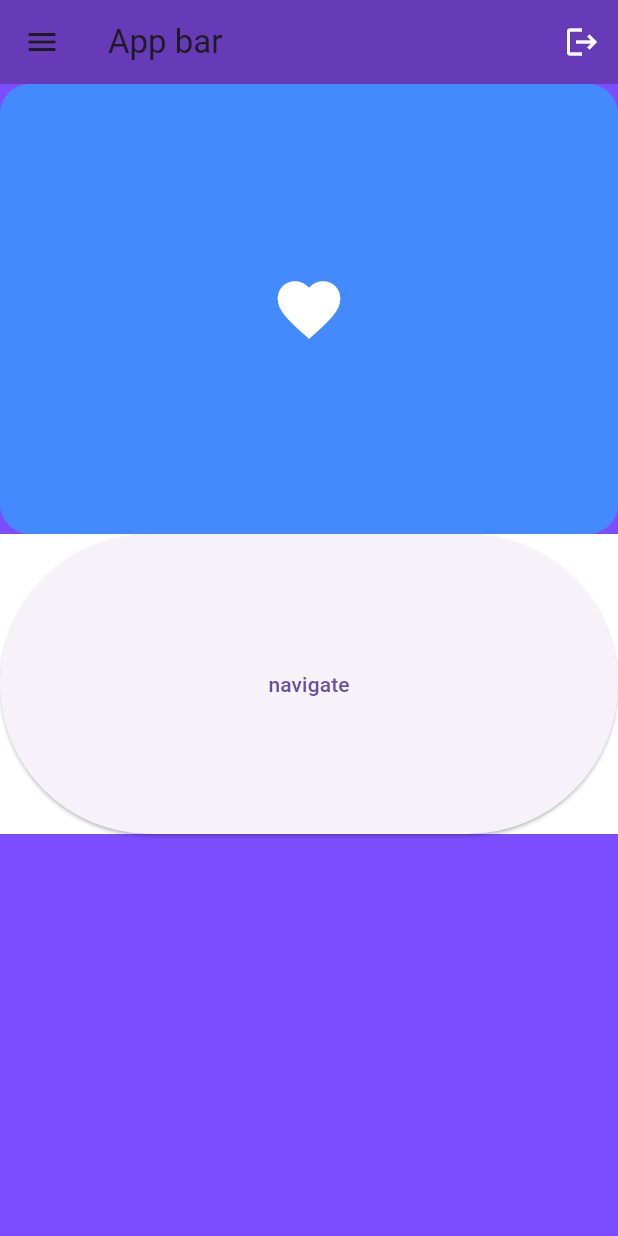
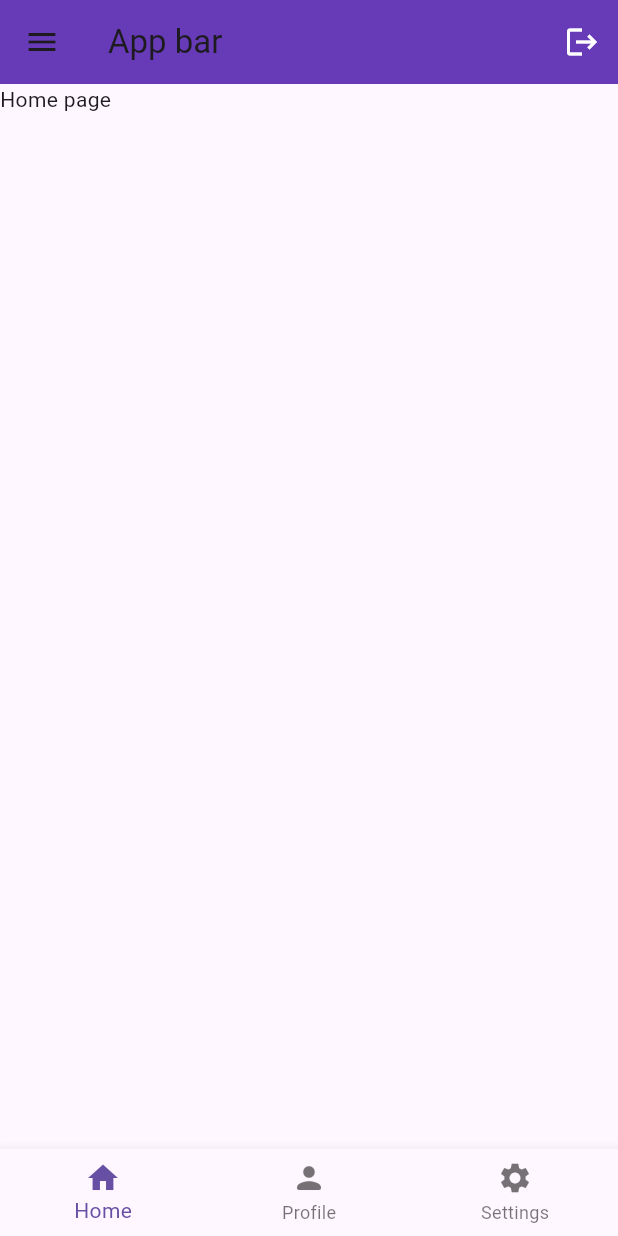
Before and after one commit to devhmac/flutter_masterclass, a Flutter app: the screen it shows after launch, on a phone screen of 412 x 824 dp. Run offline on Flutter 3.47's test engine with Material 3 defaults, Android fonts, the phone set to English and light mode, and no system bars.

```diff
--- a/first_proj/lib/main.dart
+++ b/first_proj/lib/main.dart
@@ -15,7 +15,10 @@ class MyApp extends StatelessWidget {
     List names = ['Devin', "ben", 'Aaron'];
     return MaterialApp(
       home: FirstPage(),
-      routes: {'/secondpage': (context) => PageTwo()},
+      routes: {
+        '/home': (context) => FirstPage(),
+        '/settings': (context) => SettingsPage(),
+      },
     );
   }
 }
--- a/first_proj/lib/pages/first_page.dart
+++ b/first_proj/lib/pages/first_page.dart
@@ -1,12 +1,17 @@
+import 'package:first_proj/pages/home_page.dart';
 import 'package:first_proj/pages/page_two.dart';
+import 'package:first_proj/pages/profile_page.dart';
 import 'package:flutter/material.dart';
 
 class FirstPage extends StatelessWidget {
-  const FirstPage({super.key});
+  FirstPage({super.key});
   void userTapped() {
     print('Tapped!');
   }
 
+// pages
+  final List _pages = [HomePage(), SettingsPage(), ProfilePage()];
+  int _currentPageIndex = 0;
   @override
   Widget build(BuildContext context) {
     List names = ['Devin', "ben", 'Aaron'];
@@ -14,7 +19,7 @@ class FirstPage extends StatelessWidget {
     void navigatorFunc() {
       Navigator.push(
         context,
-        MaterialPageRoute(builder: (context) => PageTwo()),
+        MaterialPageRoute(builder: (context) => SettingsPage()),
       );
     }
 
@@ -31,47 +36,90 @@ class FirstPage extends StatelessWidget {
               ),
               // onPressed: navigatorFunc,
               onPressed: () {
-                Navigator.pushNamed(context, '/secondpage');
+                Navigator.pushNamed(context, '/settings');
               },
             )
           ]),
-      drawer: Drawer(),
-      body: Scaffold(
-        backgroundColor: Colors.deepPurpleAccent,
-        body: Center(
-          child: ListView(
+      drawer: Drawer(
+        backgroundColor: Colors.lightBlue,
+        child: Column(
           children: [
-              GestureDetector(
-                onTap: userTapped,
-                child: Container(
-                  height: 300,
-                  width: 300,
-                  decoration: BoxDecoration(
-                    borderRadius: BorderRadius.circular(20),
-                    color: Colors.blueAccent,
-                  ),
-                  padding: const EdgeInsets.all(25),
-                  // padding: EdgeInsets.symmetric(horizontal: 20, vertical: 40),
+            DrawerHeader(
               child: Icon(
                 Icons.favorite,
-                    color: Colors.white,
-                    size: 50,
+                size: 48,
               ),
             ),
+            ListTile(
+              leading: Icon(Icons.home),
+              title: Text("Home"),
+              onTap: () {
+                Navigator.pop(context);
+                Navigator.pushNamed(context, '/home');
+              },
             ),
-              Container(
-                child: ElevatedButton(
-                  onPressed: () {},
-                  child: Text('navigate'),
+            ListTile(
+              leading: Icon(Icons.settings),
+              title: Text("Settings"),
+              onTap: () {
+                Navigator.pop(context);
+                Navigator.pushNamed(context, '/settings');
+              },
             ),
-                height: 200,
-                width: 200,
-                color: Colors.white,
-              )
           ],
         ),
       ),
+      body: _pages[_currentPageIndex],
+      //  Scaffold(
+      //   backgroundColor: Colors.deepPurpleAccent,
+      //   body: Center(
+      //     child: ListView(
+      //       children: [
+      //         GestureDetector(
+      //           onTap: userTapped,
+      //           child: Container(
+      //             height: 300,
+      //             width: 300,
+      //             decoration: BoxDecoration(
+      //               borderRadius: BorderRadius.circular(20),
+      //               color: Colors.blueAccent,
+      //             ),
+      //             padding: const EdgeInsets.all(25),
+      //             // padding: EdgeInsets.symmetric(horizontal: 20, vertical: 40),
+      //             child: Icon(
+      //               Icons.favorite,
+      //               color: Colors.white,
+      //               size: 50,
+      //             ),
+      //           ),
+      //         ),
+      //         Container(
+      //           child: ElevatedButton(
+      //             onPressed: () {},
+      //             child: Text('navigate'),
+      //           ),
+      //           height: 200,
+      //           width: 200,
+      //           color: Colors.white,
+      //         )
+      //       ],
+      //     ),
+      //   ),
+      // ),
+      bottomNavigationBar: BottomNavigationBar(items: const [
+        BottomNavigationBarItem(
+          icon: Icon(Icons.home),
+          label: 'Home',
         ),
+        BottomNavigationBarItem(
+          icon: Icon(Icons.person_rounded),
+          label: 'Profile',
+        ),
+        BottomNavigationBarItem(
+          icon: Icon(Icons.settings),
+          label: 'Settings',
+        ),
+      ]),
     );
   }
 }
--- /dev/null
+++ b/first_proj/lib/pages/home_page.dart
@@ -0,0 +1,12 @@
+import 'package:flutter/material.dart';
+
+class HomePage extends StatelessWidget {
+  const HomePage({super.key});
+
+  @override
+  Widget build(BuildContext context) {
+    return const Scaffold(
+      body: Text('Home page'),
+    );
+  }
+}
--- a/first_proj/lib/pages/page_two.dart
+++ b/first_proj/lib/pages/page_two.dart
@@ -1,14 +1,15 @@
 import 'package:flutter/material.dart';
 
-class PageTwo extends StatelessWidget {
-  const PageTwo({super.key});
+class SettingsPage extends StatelessWidget {
+  const SettingsPage({super.key});
 
   @override
   Widget build(BuildContext context) {
     return Scaffold(
       appBar: AppBar(
-        title: Text('Page 2'),
+        title: Text('test'),
       ),
+      body: Text('settings'),
     );
   }
 }
--- /dev/null
+++ b/first_proj/lib/pages/profile_page.dart
@@ -0,0 +1,12 @@
+import 'package:flutter/material.dart';
+
+class ProfilePage extends StatelessWidget {
+  const ProfilePage({super.key});
+
+  @override
+  Widget build(BuildContext context) {
+    return const Scaffold(
+      body: Text('profile page'),
+    );
+  }
+}
```
Lines whose indentation alone changed are shown as unchanged.
